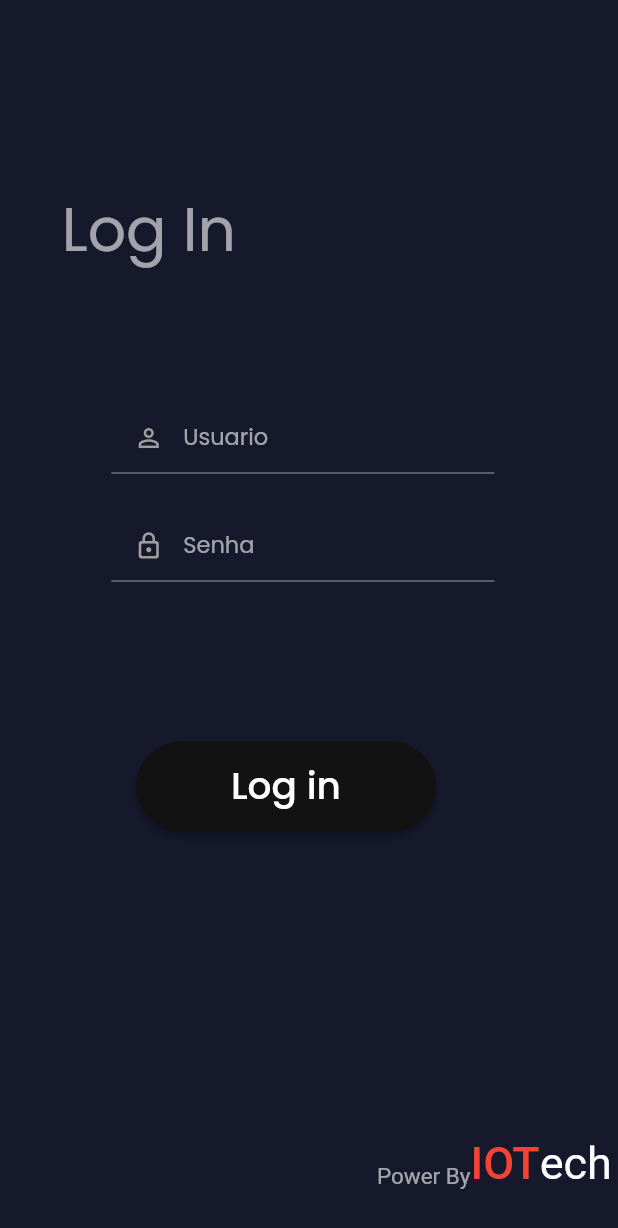
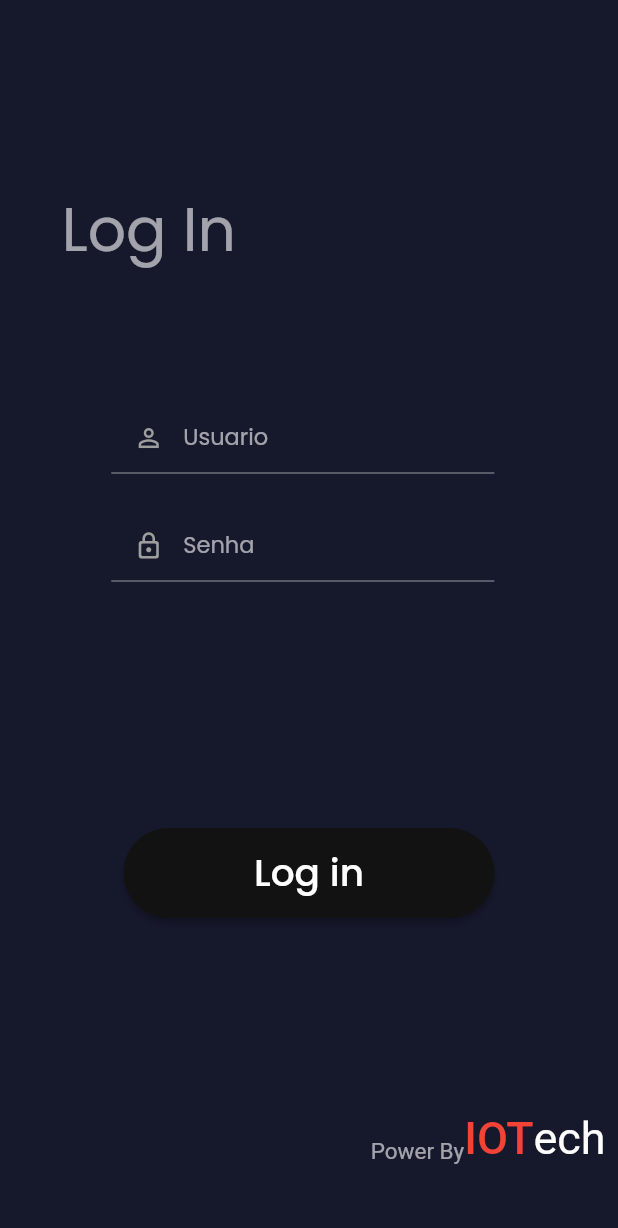
Before and after one commit to Alejandro-diego/TempController_IOS, a Flutter app: the screen it shows after launch, on a phone screen of 412 x 824 dp. Shown: the top 1228 px of the screen. Run offline on Flutter 3.47's test engine with Material 2 defaults, Android fonts, the phone set to English and light mode, and no system bars; our stand-ins replace firebase_auth, firebase_core, firebase_database, firebase_messaging, google_fonts, syncfusion_flutter_charts and 1 more; accounts and stored records are empty.

Commit message:
reforma otra

```diff
--- a/lib/screen/home.dart
+++ b/lib/screen/home.dart
@@ -58,15 +58,16 @@ class _HomePageState extends State<HomePage> {
         ],
         title: const Text("Controlador Temperatura"),
       ),
-      body: Consumer<DataProviderRTDB>(
+      body: SingleChildScrollView(
+        child: Consumer<DataProviderRTDB>(
           builder: (context, data, child) {
             return data.datosProvider != null
                 ? Column(
                     children: [
                       Container(
                         height: 40,
-                      margin:
-                          const EdgeInsets.only(left: 15.0, right: 15, top: 15),
+                        margin: const EdgeInsets.only(
+                            left: 15.0, right: 15, top: 15),
                         padding: const EdgeInsets.all(5.0),
                         decoration: BoxDecoration(
                           color: const Color.fromARGB(255, 49, 45, 45)
@@ -78,8 +79,8 @@ class _HomePageState extends State<HomePage> {
                       Container(
                         width: MediaQuery.of(context).size.width,
                         height: 200,
-                      margin:
-                          const EdgeInsets.only(left: 15.0, right: 15, top: 15),
+                        margin: const EdgeInsets.only(
+                            left: 15.0, right: 15, top: 15),
                         padding: const EdgeInsets.all(5.0),
                         decoration: BoxDecoration(
                           color: const Color.fromARGB(255, 49, 45, 45)
@@ -219,6 +220,7 @@ class _HomePageState extends State<HomePage> {
                   );
           },
         ),
+      ),
     );
   }
 
--- a/lib/screen/loginpage.dart
+++ b/lib/screen/loginpage.dart
@@ -60,11 +60,11 @@ class _LoginPageState extends State<LoginPage> {
               ),
             ),
             Positioned(
-              left: size.width * 0.22,
-              top: size.height * 0.6,
+              left: size.width * 0.2,
+              top: size.height * 0.67,
               child: SizedBox(
                 height: 60,
-                width: 200,
+                width: size.width * 0.60,
                 child: ElevatedButton(
                   onPressed: () {
                     if (_formKey.currentState!.validate()) {
@@ -96,8 +96,8 @@ class _LoginPageState extends State<LoginPage> {
               ),
             ),
             Positioned(
-              right: size.width * 0.01,
-              top: size.height * 0.92,
+              right: size.width * 0.02,
+              top: size.height * 0.90,
               child: Row(
                 crossAxisAlignment: CrossAxisAlignment.end,
                 children: [
```
Also changed, not shown: 1 other file. Lines whose indentation alone changed are shown as unchanged.
